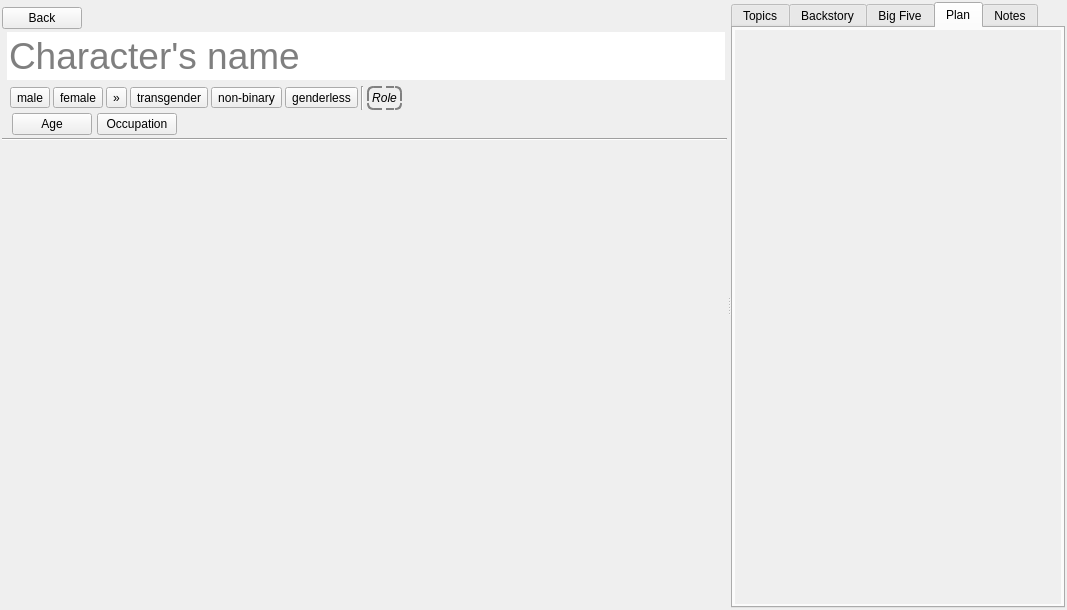
This is ui/character_editor.ui in zkovari/plotlyst as Qt 5 draws it before an edit. The edited form follows.
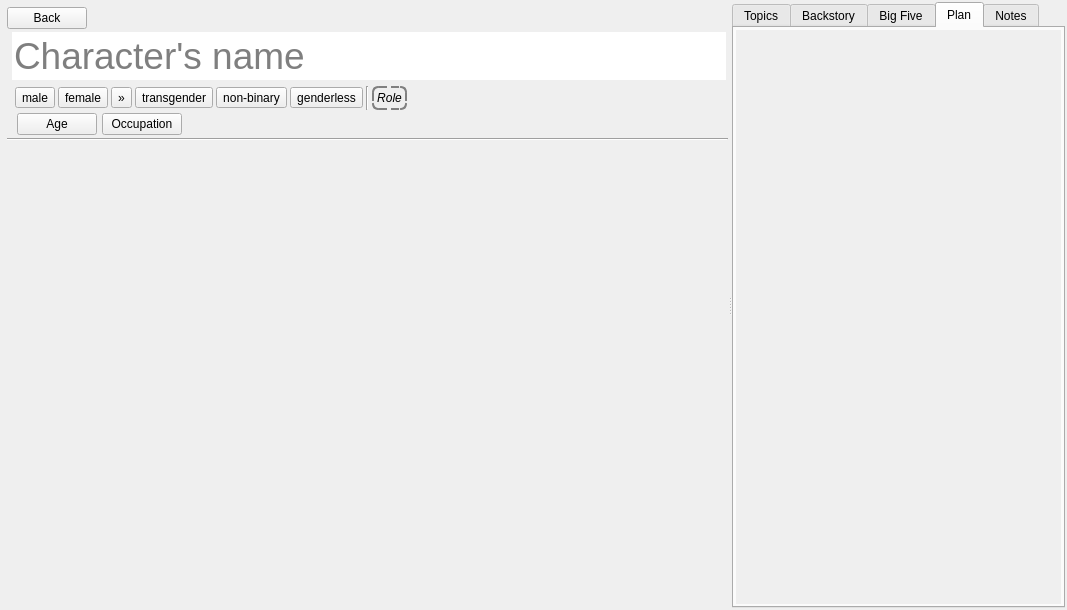
This is the edited form. The open tabs and pages were chosen to show the change. Custom widgets are drawn as their Qt base class.

The edit to the form file:
```diff
--- a/ui/character_editor.ui
+++ b/ui/character_editor.ui
@@ -21,7 +21,7 @@
     <number>0</number>
    </property>
    <property name="leftMargin">
-    <number>2</number>
+    <number>7</number>
    </property>
    <property name="topMargin">
     <number>2</number>
@@ -605,7 +605,7 @@
             <rect>
              <x>0</x>
              <y>0</y>
-             <width>287</width>
+             <width>285</width>
              <height>535</height>
             </rect>
            </property>
@@ -711,8 +711,8 @@
             <rect>
              <x>0</x>
              <y>0</y>
-             <width>289</width>
-             <height>574</height>
+             <width>100</width>
+             <height>30</height>
             </rect>
            </property>
            <property name="relaxed-white-bg" stdset="0">
```
